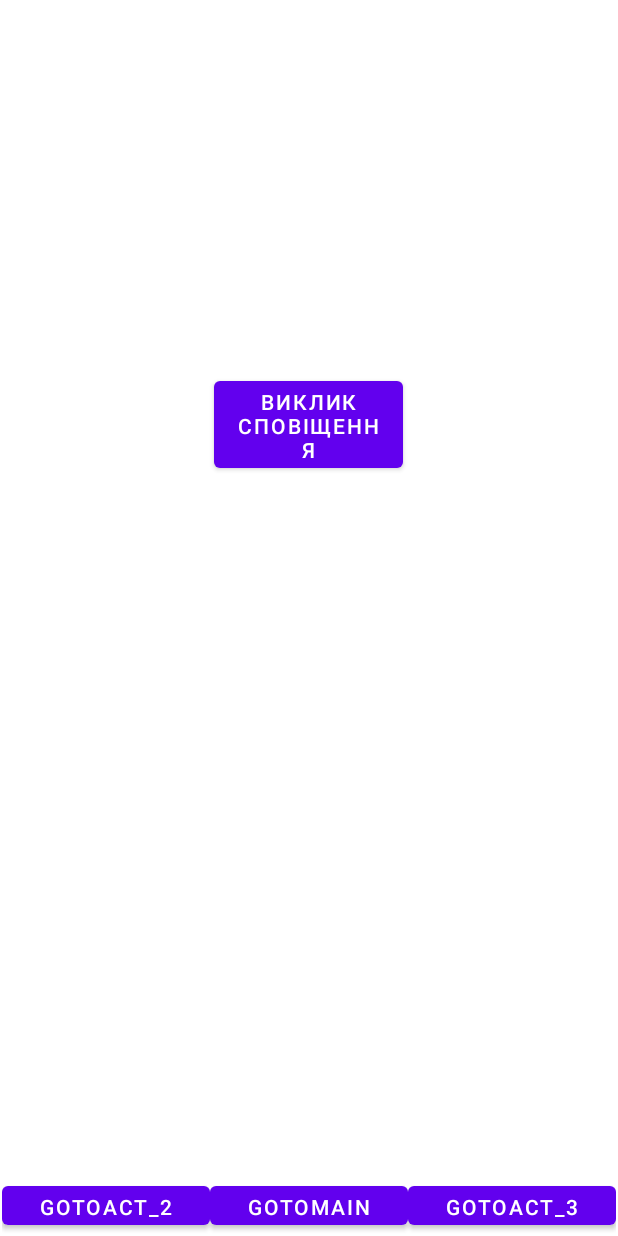
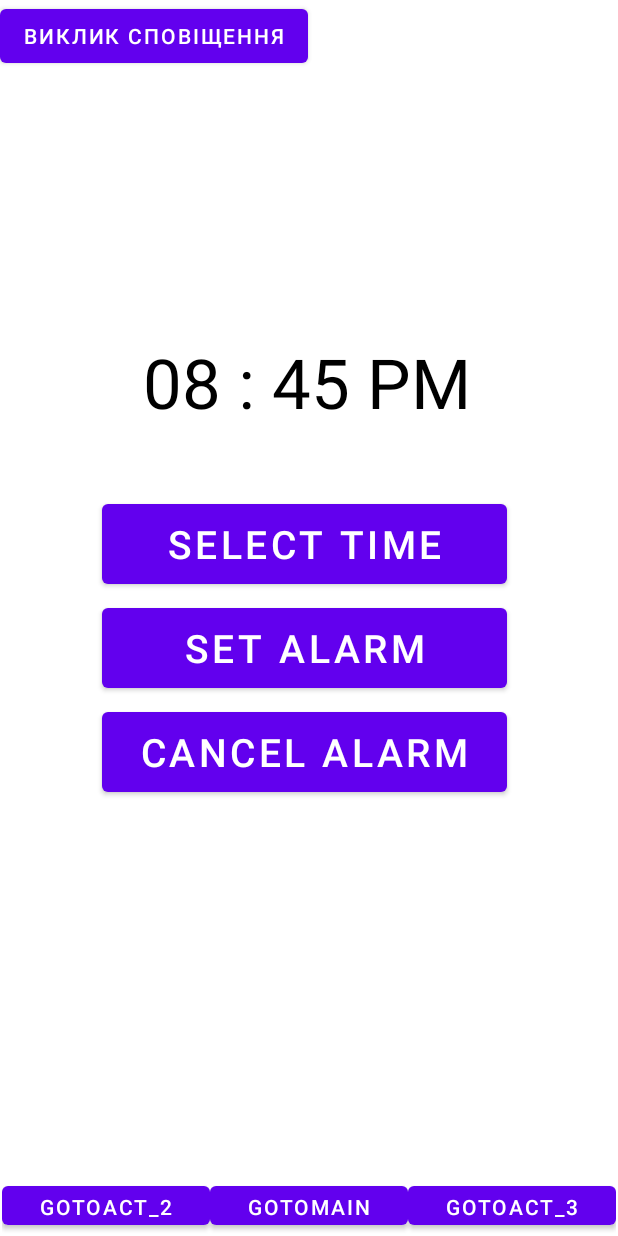
Before and after one commit to rlazyrk/SaveCoinApplication, an Android app: the Activity_2 screen opened directly, with no data from a screen before it, on a phone screen of 412 x 824 dp. Run offline under Robolectric (Android 15) with nearby library versions, the phone set to English and light mode, and no system bars.

Commit message:
add alarm notification in activity_2

```diff
--- a/app/src/main/java/project/application/myapplication/MainActivity.java
+++ b/app/src/main/java/project/application/myapplication/MainActivity.java
@@ -1,6 +1,4 @@
 package project.application.myapplication;
-
-import androidx.appcompat.app.AppCompatActivity;
 
 import android.annotation.SuppressLint;
 import android.app.AlarmManager;
@@ -15,6 +13,9 @@ import android.widget.Button;
 import android.widget.EditText;
 import android.widget.TextView;
 import android.widget.Toast;
+
+import androidx.appcompat.app.AppCompatActivity;
+
 import java.util.Calendar;
 
 
--- a/app/src/main/res/layout/activity_2.xml
+++ b/app/src/main/res/layout/activity_2.xml
@@ -3,21 +3,32 @@
     xmlns:app="http://schemas.android.com/apk/res-auto"
     xmlns:tools="http://schemas.android.com/tools"
     android:layout_width="match_parent"
-    android:layout_height="match_parent"
-    tools:context=".Activity_2">
-    <Button
-        android:onClick="push"
-        android:id="@+id/notification_button"
-        android:layout_width="126dp"
-        android:layout_height="70dp"
-        android:layout_marginTop="248dp"
-        android:text="Виклик сповіщення"
-        app:layout_constraintEnd_toEndOf="parent"
-        app:layout_constraintHorizontal_bias="0.498"
-        app:layout_constraintStart_toStartOf="parent"
-        app:layout_constraintTop_toTopOf="parent" />
+    android:layout_height="match_parent">
 
     <LinearLayout
+        android:id="@+id/buttonsLayout"
+        android:layout_width="match_parent"
+        android:layout_height="wrap_content"
+        android:layout_margin="16dp"
+        android:gravity="center"
+        android:orientation="horizontal">
+
+    </LinearLayout>
+
+    <TextView
+        android:id="@+id/selectedTime"
+        android:layout_width="409dp"
+        android:layout_height="58dp"
+        android:layout_marginTop="224dp"
+        android:text="08 : 45 PM"
+        android:textAlignment="center"
+        android:textColor="@color/black"
+        android:textSize="46dp"
+        app:layout_constraintTop_toTopOf="parent"
+        tools:layout_editor_absoluteX="1dp" />
+
+    <LinearLayout
+        android:id="@+id/linearLayout2"
         android:layout_width="409dp"
         android:layout_height="38dp"
         android:layout_marginStart="1dp"
@@ -50,5 +61,52 @@
             android:text="GoToAct_3" />
     </LinearLayout>
 
+    <Button
+        android:onClick="push"
+        android:id="@+id/notification_button"
+        android:layout_width="0dp"
+        android:layout_height="wrap_content"
+        android:layout_weight="1"
+        android:text="Виклик сповіщення"
+        tools:layout_editor_absoluteX="93dp"
+        tools:layout_editor_absoluteY="69dp" />
+
+
+    <Button
+        android:id="@+id/selectTimeBtn"
+        android:layout_width="270dp"
+        android:layout_height="65dp"
+        android:layout_marginStart="68dp"
+        android:layout_marginTop="48dp"
+        android:layout_weight="1"
+        android:text="Select Time"
+        android:textSize="26dp"
+        app:layout_constraintStart_toStartOf="parent"
+        app:layout_constraintTop_toBottomOf="@+id/selectedTime" />
+
+    <Button
+        android:id="@+id/setAlarmBtn"
+        android:layout_width="270dp"
+        android:layout_height="65dp"
+        android:layout_marginStart="68dp"
+        android:layout_marginTop="4dp"
+        android:layout_weight="1"
+        android:text="Set Alarm"
+        android:textSize="26dp"
+        app:layout_constraintStart_toStartOf="parent"
+        app:layout_constraintTop_toBottomOf="@+id/selectTimeBtn" />
+
+    <Button
+        android:id="@+id/cancelAlarmBtn"
+        android:layout_width="270dp"
+        android:layout_height="65dp"
+        android:layout_marginStart="68dp"
+        android:layout_marginTop="4dp"
+        android:layout_weight="1"
+        android:text="Cancel Alarm"
+        android:textSize="26dp"
+        app:layout_constraintStart_toStartOf="parent"
+        app:layout_constraintTop_toBottomOf="@+id/setAlarmBtn" />
+
 
 </androidx.constraintlayout.widget.ConstraintLayout>
```
Also changed, not shown: app/src/main/AndroidManifest.xml (+10 -1 lines), app/src/main/java/project/application/myapplication/AlarmReceiver.java (added, +37 -0 lines), app/src/main/java/project/application/myapplication/DestinationActivity.java (added, +14 -0 lines), app/src/main/res/layout/activity_destination.xml (added, +22 -0 lines), app/src/main/res/drawable-v24/clothes.png (renamed from app/src/main/res/icons/clothes.png), app/src/main/res/drawable-v24/food.png (renamed from app/src/main/res/icons/food.png), app/src/main/res/drawable-v24/transport.png (renamed from app/src/main/res/icons/transport.png).
